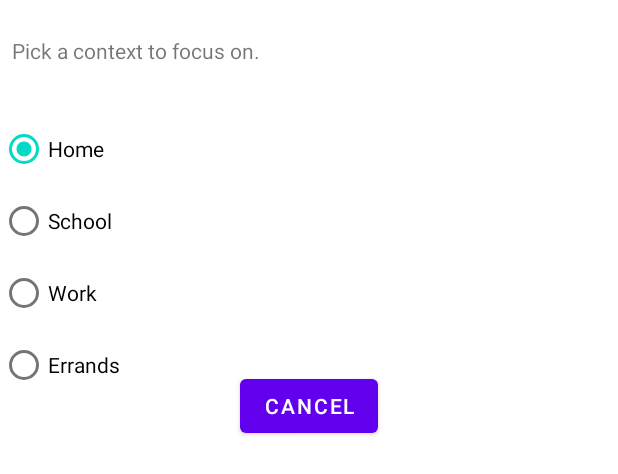
After one commit to CSE-110-Winter-2024/project-team-16, an Android app: the layout fragment_dialog_focus_mode.xml on its own in the app's theme, with its tools: preview values and no code run, on a phone screen of 412 x 824 dp. The commit adds this screen. Shown: the top 474 px of the screen. Run offline under Robolectric (Android 15) with nearby library versions, the phone set to English and light mode, and no system bars.

Commit message:
idalog is showing up

```diff
--- a/app/src/main/java/edu/ucsd/cse110/successorator/MainViewModel.java
+++ b/app/src/main/java/edu/ucsd/cse110/successorator/MainViewModel.java
@@ -31,8 +31,6 @@ import edu.ucsd.cse110.successorator.lib.util.Subject;
 public class MainViewModel extends ViewModel {
     private final IGoalRepository goalRepository;
     private final MutableSubject<List<GoalEntity>> orderedGoals;
-    // private final MutableSubject<Boolean> isCrossedOff;
-    // private final MutableSubject<String> displayedText;
 
     public static final ViewModelInitializer<MainViewModel> initializer =
             new ViewModelInitializer<>(
@@ -48,11 +46,8 @@ public class MainViewModel extends ViewModel {
 
         // Create the observable subjects.
         this.orderedGoals = new SimpleSubject<>();
-        // this.isCrossedOff = new SimpleSubject<>();
-        //this.displayedText = new SimpleSubject<>();
 
         // Initialize...
-        // isCrossedOff.setValue(false);
 
         // When the list of cards changes (or is first loaded), reset the ordering.
         goalRepository.findAll().observe(goals -> {
@@ -68,6 +63,7 @@ public class MainViewModel extends ViewModel {
         });
 
     }
+
 
     public Subject<List<GoalEntity>> getOrderedGoals() {
         return orderedGoals;
--- /dev/null
+++ b/app/src/main/res/layout/fragment_dialog_focus_mode.xml
@@ -0,0 +1,65 @@
+<?xml version="1.0" encoding="utf-8"?>
+<androidx.constraintlayout.widget.ConstraintLayout xmlns:android="http://schemas.android.com/apk/res/android"
+    xmlns:app="http://schemas.android.com/apk/res-auto"
+    xmlns:tools="http://schemas.android.com/tools"
+    android:id="@+id/pick_context"
+    android:layout_width="match_parent"
+    android:layout_height="match_parent">
+
+    <TextView
+        android:id="@+id/textView3"
+        android:layout_width="wrap_content"
+        android:layout_height="wrap_content"
+        android:layout_marginStart="8dp"
+        android:layout_marginTop="24dp"
+        android:text="Pick a context to focus on."
+        app:layout_constraintBottom_toTopOf="@+id/Focus"
+        app:layout_constraintStart_toStartOf="parent"
+        app:layout_constraintTop_toTopOf="parent" />
+
+    <RadioGroup
+        android:id="@+id/Focus"
+        android:layout_width="wrap_content"
+        android:layout_height="wrap_content"
+        android:layout_marginTop="32dp"
+        app:layout_constraintStart_toStartOf="parent"
+        app:layout_constraintTop_toBottomOf="@+id/textView3">
+
+        <RadioButton
+            android:id="@+id/home_focus"
+            android:layout_width="match_parent"
+            android:layout_height="wrap_content"
+            android:checked="true"
+            android:text="Home" />
+
+        <RadioButton
+            android:id="@+id/school_focus"
+            android:layout_width="match_parent"
+            android:layout_height="wrap_content"
+            android:text="School" />
+
+        <RadioButton
+            android:id="@+id/work_focus"
+            android:layout_width="match_parent"
+            android:layout_height="wrap_content"
+            android:text="Work" />
+
+        <RadioButton
+            android:id="@+id/errands_focus"
+            android:layout_width="match_parent"
+            android:layout_height="wrap_content"
+            android:text="Errands" />
+
+    </RadioGroup>
+
+    <Button
+        android:id="@+id/cancel_button"
+        android:layout_width="wrap_content"
+        android:layout_height="wrap_content"
+        android:layout_marginBottom="550dp"
+        android:text="Cancel"
+        app:layout_constraintBottom_toBottomOf="parent"
+        app:layout_constraintEnd_toEndOf="parent"
+        app:layout_constraintStart_toStartOf="parent"
+        app:layout_constraintTop_toBottomOf="@+id/Focus" />
+</androidx.constraintlayout.widget.ConstraintLayout>
```
Also changed, not shown: app/src/main/java/edu/ucsd/cse110/successorator/MainActivity.java (+13 -3 lines), app/src/main/java/edu/ucsd/cse110/successorator/ui/dialog/FocusModeDialogFragment.java (added, +58 -0 lines).
